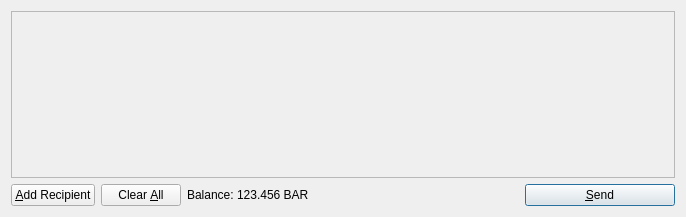
Old version of the form src/qt/forms/sendcoinsdialog.ui in the repository osiryz/osiris.
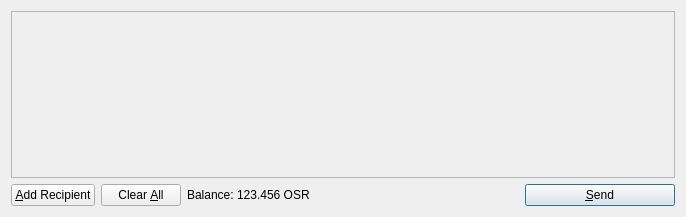
New version of the form. Icons and pictures are not drawn.

```diff
--- a/src/qt/forms/sendcoinsdialog.ui
+++ b/src/qt/forms/sendcoinsdialog.ui
@@ -119,7 +119,7 @@
           <cursorShape>IBeamCursor</cursorShape>
          </property>
          <property name="text">
-          <string>123.456 BAR</string>
+          <string>123.456 OSR</string>
          </property>
          <property name="textInteractionFlags">
           <set>Qt::LinksAccessibleByMouse|Qt::TextSelectableByKeyboard|Qt::TextSelectableByMouse</set>
```
